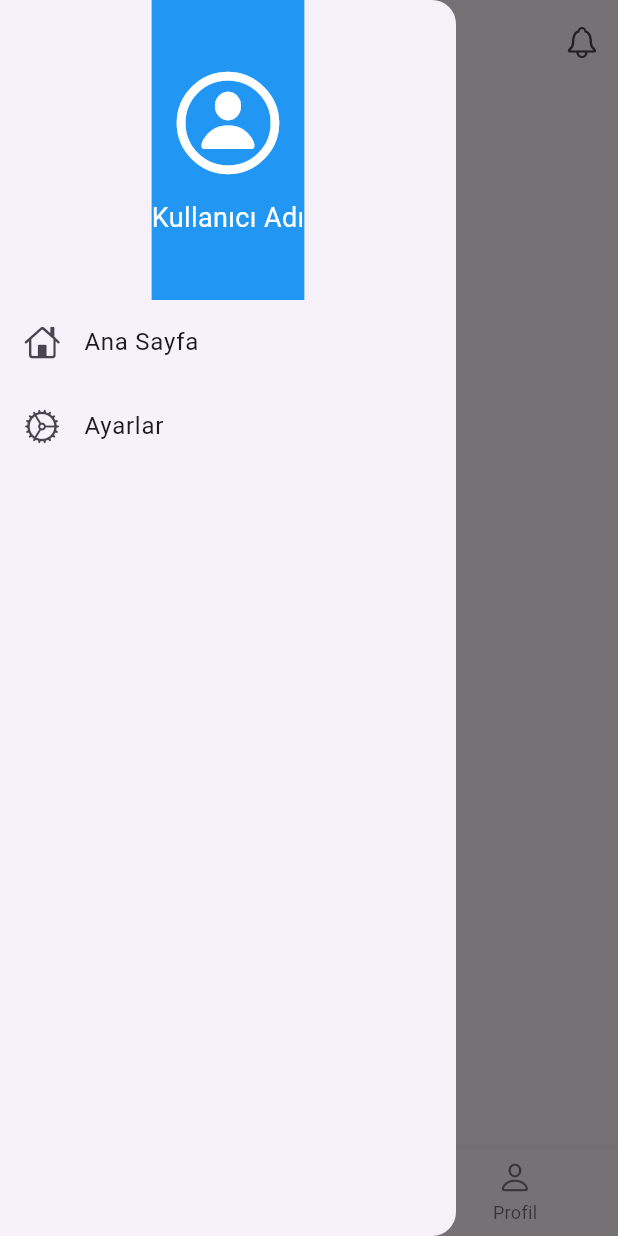
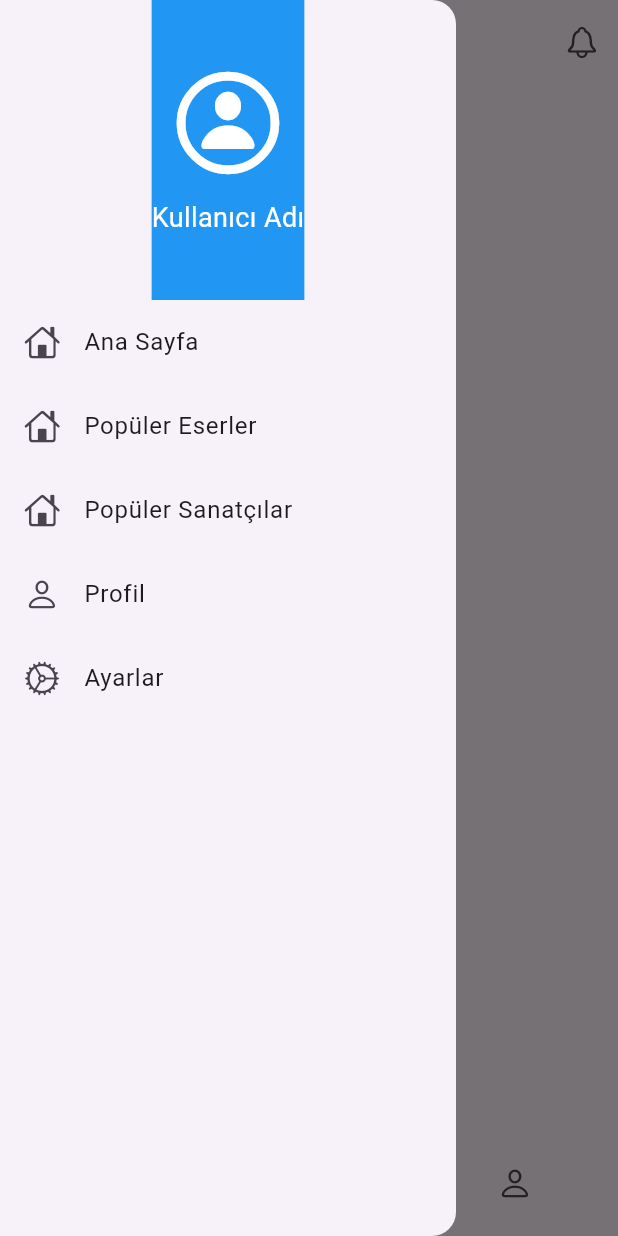
Before and after one commit to tariklus/Q-Flutter, a Flutter app: the HomeScreen screen opened by its route, with the side drawer open, on a phone screen of 412 x 824 dp. Run offline on Flutter 3.47's test engine with Material 3 defaults, Android fonts, the phone set to English and light mode, and no system bars; our stand-ins replace go_router, lottie; missing offline and left inert: dotlottie_loader.

Commit message:
last save for now

```diff
--- a/lib/core/routes.dart
+++ b/lib/core/routes.dart
@@ -1,4 +1,5 @@
 import 'package:flutter/material.dart';
+import 'package:flutter_app/screens/profile_screen.dart';
 import 'package:go_router/go_router.dart';
 import '../screens/loading_screen.dart';
 import '../screens/home_screen.dart';
@@ -15,5 +16,9 @@ final router = GoRouter(
       path: '/home',
       builder: (context, state) => const HomeScreen(),
     ),
+    GoRoute(
+        path: '/profile',
+        builder: (context, state) => const ProfileScreen()
+      ),
   ],
 );
--- a/lib/screens/home_screen.dart
+++ b/lib/screens/home_screen.dart
@@ -54,6 +54,27 @@ class HomeScreen extends StatelessWidget {
               },
             ),
             ListTile(
+              leading: const Icon(CupertinoIcons.home),
+              title: const Text('Popüler Eserler'),
+              onTap: () {
+                Navigator.pop(context);
+              },
+            ),
+            ListTile(
+              leading: const Icon(CupertinoIcons.home),
+              title: const Text('Popüler Sanatçılar'),
+              onTap: () {
+                Navigator.pop(context);
+              },
+            ),
+            ListTile(
+              leading: const Icon(CupertinoIcons.person),
+              title: const Text('Profil'),
+              onTap: () {
+                Navigator.pop(context);
+              },
+            ),
+            ListTile(
               leading: const Icon(CupertinoIcons.settings),
               title: const Text('Ayarlar'),
               onTap: () {
@@ -77,25 +98,35 @@ class HomeScreen extends StatelessWidget {
       ),
 
       // Alt navigasyon çubuğu
-      bottomNavigationBar: BottomNavigationBar(
-        items: const [
-          BottomNavigationBarItem(
-            icon: Icon(CupertinoIcons.home),
-            label: 'Ana Sayfa',
-          ),
-          BottomNavigationBarItem(
-            icon: Icon(CupertinoIcons.search),
-            label: 'Keşfet',
-          ),
-          BottomNavigationBarItem(
-            icon: Icon(CupertinoIcons.person),
-            label: 'Profil',
-          ),
-        ],
-        onTap: (index) {
-          // Navigasyon işlemleri buraya gelecek
-        },
-      ),
+      bottomNavigationBar: Container(
+        height: 70,
+        child: Row(
+          mainAxisAlignment: MainAxisAlignment.spaceAround,
+          children: [
+            IconButton(
+              onPressed: () {},
+               icon: Icon(
+                CupertinoIcons.home,
+              ),
+            ),
+
+            IconButton(
+              onPressed: () {},
+               icon: Icon(
+                CupertinoIcons.search,
+              ),
+            ),
+
+            IconButton(
+              onPressed: () {},
+               icon: Icon(
+                CupertinoIcons.person,
+              ),
+            ),
+
+          ],
+        ),
+      )
     );
   }
 }
--- a/pubspec.yaml
+++ b/pubspec.yaml
@@ -8,10 +8,12 @@ environment:
 
 dependencies:
   cupertino_icons: ^1.0.8
+  dotlottie_loader: ^0.0.4
   flutter:
     sdk: flutter
   flutter_secure_storage: ^9.2.2
   go_router: ^14.2.3
+  lottie: ^3.1.3
   shared_preferences: ^2.2.3
 
 dev_dependencies:
```
Also changed, not shown: lib/screens/loading_screen.dart (+26 -23 lines), lib/screens/profile_screen.dart (added, +14 -0 lines), lib/screens/search_screen.dart (added, +14 -0 lines), assets/motions/motions.txt (deleted), pubspec.lock, 1 other file.
